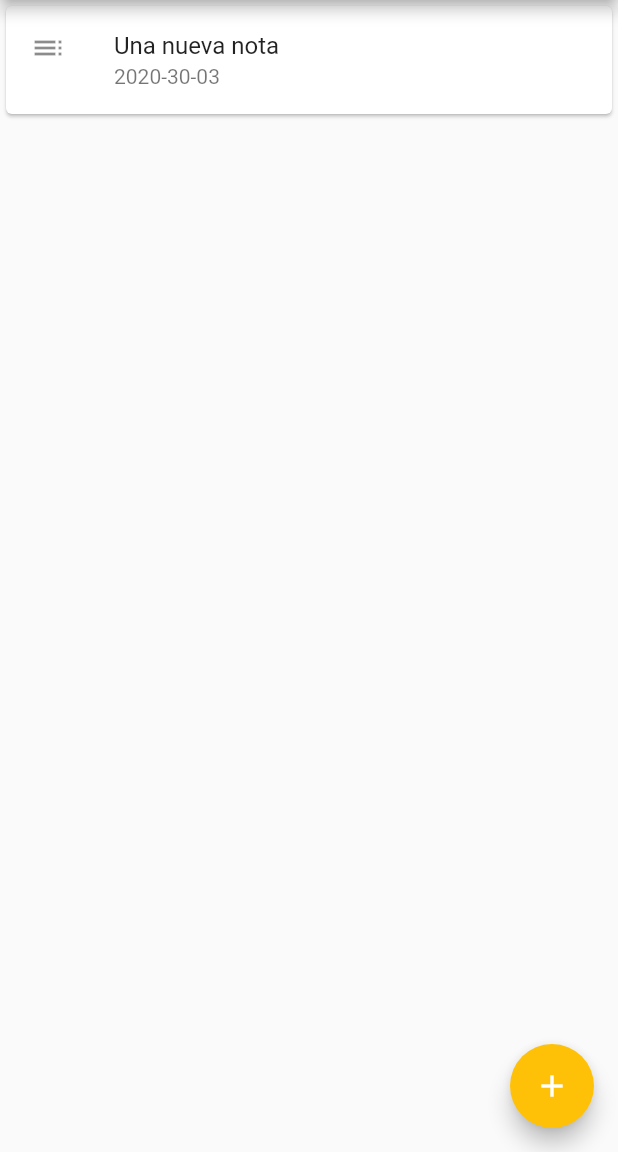
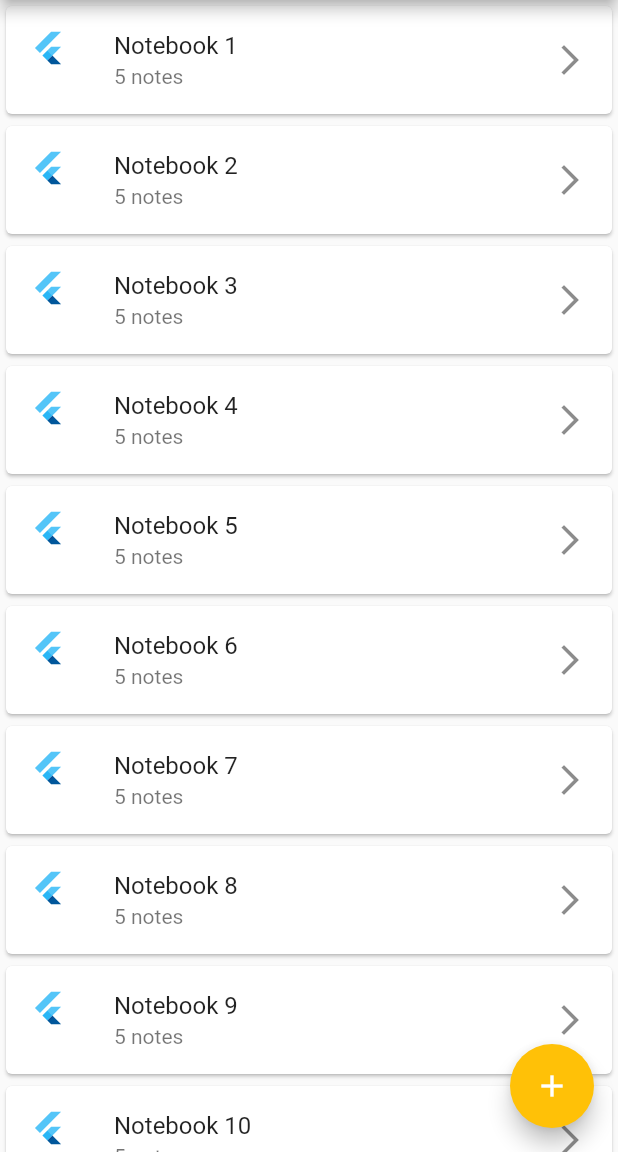
Before and after one commit to jorgesantamariapoveda/Everpobre, a Flutter app: the screen it shows after launch, after a tap on the "add" icon, on a phone screen of 412 x 824 dp, the part 84-1236 px from its top. Run offline on Flutter 3.47's test engine with Material 2 defaults, Android fonts, the phone set to English and light mode, and no system bars.

Commit message:
Añadir ListView para mostrar los Notebooks

```diff
--- /dev/null
+++ b/lib/Scenes/notebooks_scene.dart
@@ -0,0 +1,40 @@
+import 'package:everpobre/domain/notebooks.dart';
+import 'package:everpobre/domain/notebook.dart';
+import 'package:flutter/material.dart';
+import 'package:flutter/widgets.dart';
+
+class NotebooksListView extends StatelessWidget {
+  //! Properties
+  final Notebooks _model;
+
+  //! Constructor
+  const NotebooksListView(Notebooks model) : _model = model;
+
+  //! Life cycle
+  @override
+  Widget build(BuildContext context) {
+    return ListView.builder(
+      itemCount: _model.length,
+      itemBuilder: (context, index) {
+        return Card(
+          child: ListTile(
+            leading: const FlutterLogo(),
+            title: Text(_model[index].title),
+            subtitle: Text(_getTextNotebook(_model[index])),
+            onTap: () => print("celda ontap"),
+            trailing: const Icon(Icons.arrow_forward_ios),
+          ),
+        );
+      },
+    );
+  }
+}
+
+String _getTextNotebook(Notebook notebook) {
+  final int length = notebook.length;
+  if (length > 1) {
+    return "$length notes";
+  } else {
+    return "$length note";
+  }
+}
--- a/lib/domain/notebook.dart
+++ b/lib/domain/notebook.dart
@@ -8,18 +8,18 @@ class Notebook with ChangeNotifier {
   // para crear un notebooks
   //static final shared = Notebook();
 
-  final String _title;
+  String _title = "";
   final List<Note> _notes = [];
 
   int get length => _notes.length;
+  String get title => _title;
 
   //! Constructores
   Notebook(String title) : _title = title;
-  /*
-  Notebook.testDataBuilder() {
-    _notes.addAll(List.generate(10, (index) => Note("Item $index")));
+  Notebook.testDataBuilder(String title) {
+    _title = title;
+    _notes.addAll(List.generate(5, (index) => Note("Note $index + 1")));
   }
-  */
 
   //! Accesores
   Note operator [](int index) {
--- a/lib/domain/notebooks.dart
+++ b/lib/domain/notebooks.dart
@@ -12,7 +12,25 @@ class Notebooks {
   //! Constructor
   Notebooks();
   Notebooks.testDataBuilder() {
+    /*
     _notebooks
         .addAll(List.generate(10, (index) => Notebook("Item ${index + 1}")));
+*/
+    _notebooks.addAll(List.generate(
+        10, (index) => Notebook.testDataBuilder("Notebook ${index + 1}")));
+  }
+
+  //! Accesores
+  Notebook operator [](int index) {
+    //! Esto habría que plantearlo mejor
+    /*
+    try {
+      return _notes[index];
+    } catch (e) {
+      print(e.toString());
+      return null;
+    }
+    */
+    return _notebooks[index];
   }
 }
--- a/lib/main.dart
+++ b/lib/main.dart
@@ -1,16 +1,15 @@
-import 'package:everpobre/Scenes/notes_scene.dart';
-import 'package:everpobre/domain/notebook.dart';
+import 'package:everpobre/Scenes/notebooks_scene.dart';
+import 'package:everpobre/domain/notebooks.dart';
 import 'package:everpobre/text_resources.dart';
 import 'package:flutter/material.dart';
-import 'package:everpobre/domain/note.dart';
 
-final Notebook model = Notebook("nb");
-//final Notebook model = Notebook.testDataBuilder();
+final Notebooks model = Notebooks.testDataBuilder();
 
 void main() {
   runApp(TreeBuilder());
 }
 
+/*
 class TreeBuilder extends StatelessWidget {
   @override
   Widget build(BuildContext context) {
@@ -37,3 +36,30 @@ class TreeBuilder extends StatelessWidget {
     );
   }
 }
+*/
+class TreeBuilder extends StatelessWidget {
+  @override
+  Widget build(BuildContext context) {
+    // ThemeData.light().copyWith, hace una copia y sobre ella hago
+    // las modificaciones que quiera
+    return MaterialApp(
+      theme: ThemeData.light().copyWith(
+        primaryColor: const Color(0xFF388E3C),
+        accentColor: const Color(0xFFFFC107),
+      ),
+      title: TextResources.appName,
+      home: Scaffold(
+        appBar: AppBar(
+          title: Text(TextResources.appName),
+        ),
+        body: NotebooksListView(model),
+        floatingActionButton: FloatingActionButton(
+          onPressed: () {
+            print("gila");
+          },
+          child: const Icon(Icons.add),
+        ),
+      ),
+    );
+  }
+}
```
